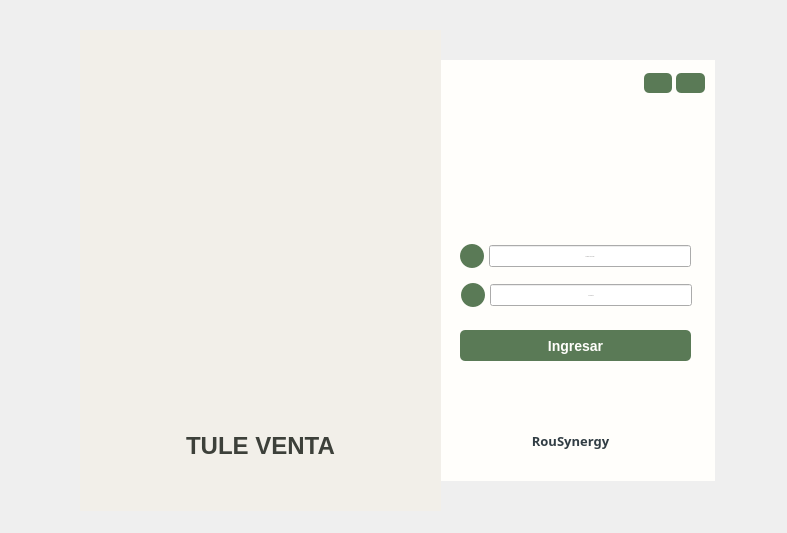
LAngelVp/TuleVenta, file app/View/UserInterfaceUi/UI_INICIO_SESION.ui: the form before one commit.
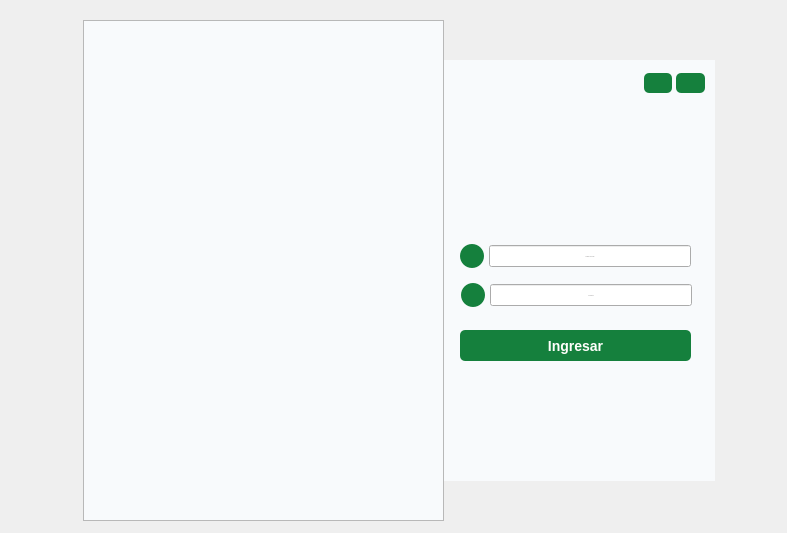
The form after the commit. Icons and pictures are not drawn.

```diff
--- a/app/View/UserInterfaceUi/UI_INICIO_SESION.ui
+++ b/app/View/UserInterfaceUi/UI_INICIO_SESION.ui
@@ -29,7 +29,7 @@
    <string notr="true">*{color: #1d1c1c;}
 
 #principal{
-	background-color: rgb(255, 254, 251);
+	background-color: #F8FAFC;
 }
 #contenedor_global{
 border-top-left-radius: 25px;
@@ -44,8 +44,8 @@
 border-top-right-radius: 25px;
 }
 #imgFormulario{
-	border-image: url(:/logos/Icons/logos/logotipoSinFondo.png);
-	background-color: rgb(242, 239, 233);
+	border-image: url(:/logos/Icons/logos/tuleVenta.png);
+	background-color: #F8FAFC;
 }
 #etiqueta_nombreSistema{
 	font-size:24px;
@@ -74,7 +74,7 @@
 	border-bottom: 1px solid rgb(0, 74, 173);
 }
 QPushButton{
-background-color: #5A7A56;
+background-color: #15803D;
 font-size:14px;
 color:#fffefb;
 font-weight:bold;
@@ -97,7 +97,7 @@
 
 }
 #img_User{
-	background-color: #5A7A56;
+	background-color: #15803D;
 	image: url(:/iconosBlancos/Icons/iconos/Blanco/datos_usuario.svg);
 	border-radius: 12px;
 	min-width: 20px;
@@ -105,7 +105,7 @@
 	padding: 2px;
 }
 #img_Password{
-	background-color: #5A7A56;
+	background-color: #15803D;
 	image: url(:/iconosBlancos/Icons/iconos/Blanco/password_blanco.svg);
 	border-radius: 12px;
 	min-width: 20px;
@@ -165,29 +165,6 @@
      <string>Ingresar</string>
     </property>
    </widget>
-   <widget class="QLabel" name="labelNombreEmpresa">
-    <property name="geometry">
-     <rect>
-      <x>60</x>
-      <y>370</y>
-      <width>141</width>
-      <height>21</height>
-     </rect>
-    </property>
-    <property name="font">
-     <font>
-      <family>Lucida Sans</family>
-      <pointsize>10</pointsize>
-      <bold>true</bold>
-     </font>
-    </property>
-    <property name="text">
-     <string>RouSynergy</string>
-    </property>
-    <property name="alignment">
-     <set>Qt::AlignmentFlag::AlignCenter</set>
-    </property>
-   </widget>
    <widget class="QWidget" name="widget" native="true">
     <property name="geometry">
      <rect>
@@ -512,40 +489,51 @@
     </layout>
    </widget>
   </widget>
-  <widget class="QLabel" name="imgFormulario">
+  <widget class="QFrame" name="Conteneror_imgLogin">
    <property name="geometry">
     <rect>
-     <x>80</x>
-     <y>30</y>
+     <x>83</x>
+     <y>20</y>
      <width>361</width>
-     <height>481</height>
+     <height>501</height>
     </rect>
    </property>
-   <property name="styleSheet">
-    <string notr="true"/>
+   <property name="frameShape">
+    <enum>QFrame::Shape::StyledPanel</enum>
    </property>
-   <property name="text">
-    <string/>
+   <property name="frameShadow">
+    <enum>QFrame::Shadow::Raised</enum>
    </property>
-   <property name="scaledContents">
-    <bool>false</bool>
-   </property>
-  </widget>
-  <widget class="QLabel" name="etiqueta_nombreSistema">
-   <property name="geometry">
-    <rect>
-     <x>180</x>
-     <y>430</y>
-     <width>161</width>
-     <height>31</height>
-    </rect>
-   </property>
-   <property name="text">
-    <string>TULE VENTA</string>
-   </property>
-   <property name="alignment">
-    <set>Qt::AlignmentFlag::AlignCenter</set>
-   </property>
+   <layout class="QGridLayout" name="gridLayout">
+    <property name="leftMargin">
+     <number>0</number>
+    </property>
+    <property name="topMargin">
+     <number>0</number>
+    </property>
+    <property name="rightMargin">
+     <number>0</number>
+    </property>
+    <property name="bottomMargin">
+     <number>0</number>
+    </property>
+    <property name="spacing">
+     <number>0</number>
+    </property>
+    <item row="0" column="0">
+     <widget class="QLabel" name="imgFormulario">
+      <property name="styleSheet">
+       <string notr="true"/>
+      </property>
+      <property name="text">
+       <string/>
+      </property>
+      <property name="scaledContents">
+       <bool>false</bool>
+      </property>
+     </widget>
+    </item>
+   </layout>
   </widget>
  </widget>
  <tabstops>
```
